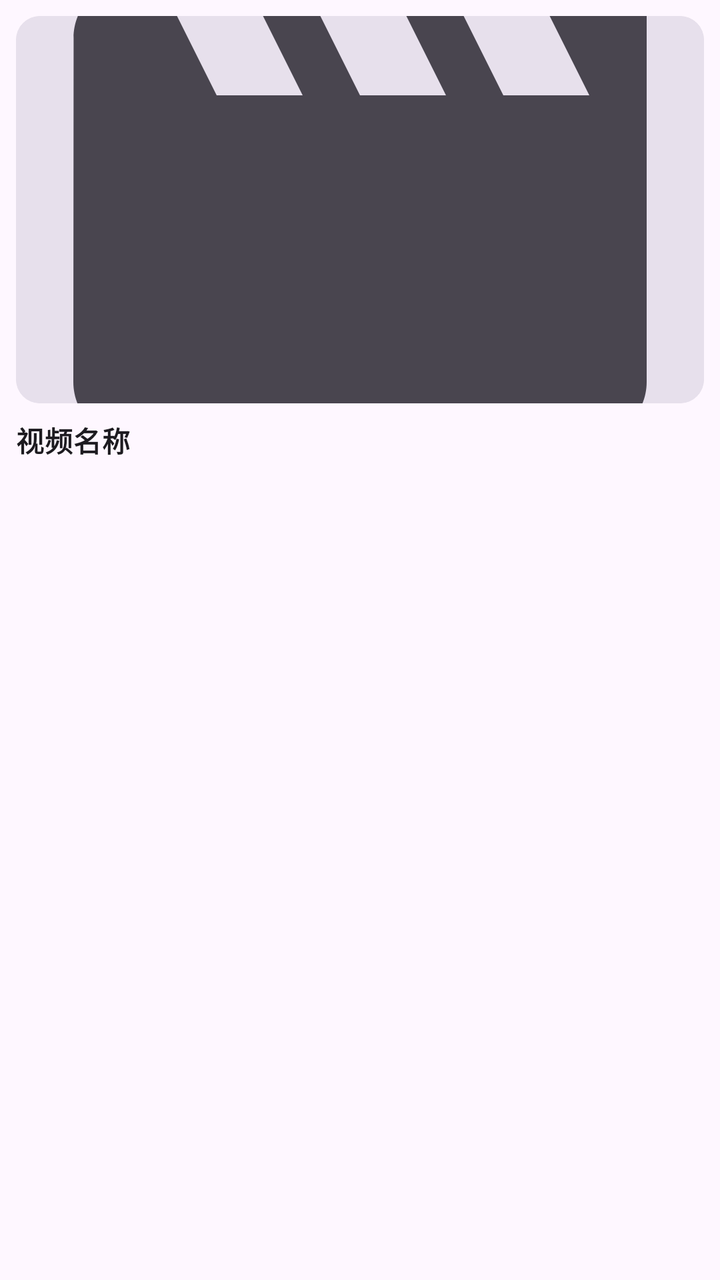
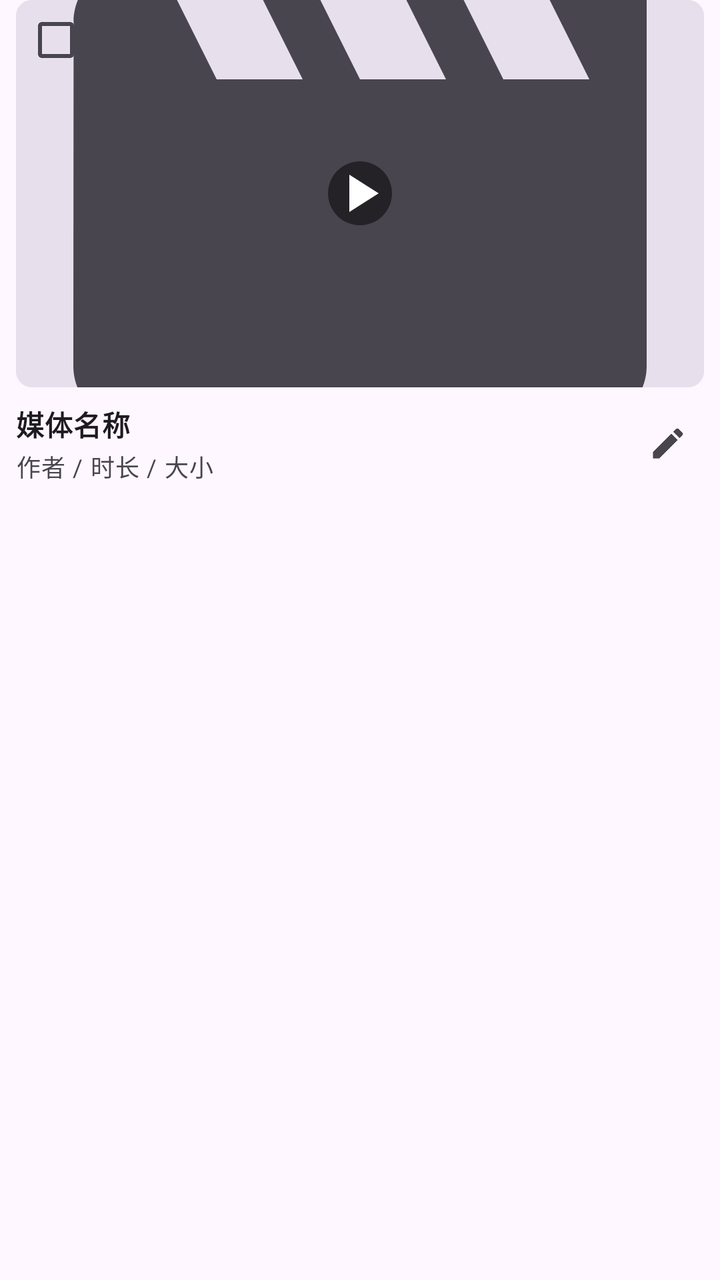

Two renders of the same Android screen: before a commit and after it. Below are the layout's source before the change and the commit's diff.
<!-- AndroidManifest.xml: application theme Theme.MyMedia -->
<!-- res/layout/item_media_grid.xml -->
<?xml version="1.0" encoding="utf-8"?>
<LinearLayout xmlns:android="http://schemas.android.com/apk/res/android"
    xmlns:app="http://schemas.android.com/apk/res-auto"
    android:layout_width="match_parent"
    android:layout_height="wrap_content"
    android:orientation="vertical"
    android:padding="@dimen/dimens_8"
    android:background="?attr/selectableItemBackground">

    
    <com.google.android.material.card.MaterialCardView
        android:layout_width="match_parent"
        android:layout_height="wrap_content"
        style="@style/Widget.Material3.CardView.Filled"
        app:cardCornerRadius="@dimen/dimens_12"
        app:cardElevation="@dimen/dimens_0">

        <androidx.constraintlayout.widget.ConstraintLayout
            android:layout_width="match_parent"
            android:layout_height="wrap_content">

            <ImageView
                android:id="@+id/iv_video_thumbnail"
                android:layout_width="@dimen/dimens_0"
                android:layout_height="@dimen/dimens_0"
                android:scaleType="centerCrop"
                android:src="@drawable/ic_video"
                android:background="?attr/colorSurfaceVariant"
                app:layout_constraintDimensionRatio="16:9"
                app:layout_constraintTop_toTopOf="parent"
                app:layout_constraintBottom_toBottomOf="parent"
                app:layout_constraintStart_toStartOf="parent"
                app:layout_constraintEnd_toEndOf="parent" />

        </androidx.constraintlayout.widget.ConstraintLayout>
    </com.google.android.material.card.MaterialCardView>

    
    <TextView
        android:id="@+id/tv_video_title"
        android:layout_width="match_parent"
        android:layout_height="wrap_content"
        android:text="视频名称"
        android:textAppearance="?attr/textAppearanceBodyMedium"
        android:textStyle="bold"
        android:layout_marginTop="@dimen/dimens_8"
        android:ellipsize="end"
        android:maxLines="2" />
</LinearLayout>
<!-- resources referenced by this layout -->
<resources>
  <dimen name="dimens_0">0dp</dimen>
  <dimen name="dimens_12">12dp</dimen>
  <dimen name="dimens_8">8dp</dimen>
  <!-- drawable ic_video (drawable) -->
  <vector xmlns:android="http://schemas.android.com/apk/res/android"
      android:width="24dp"
      android:height="24dp"
      android:viewportWidth="24"
      android:viewportHeight="24"
      android:tint="?attr/colorControlNormal">
    <path
        android:fillColor="@android:color/white"
        android:pathData="M18,4l2,4h-3l-2,-4h-2l2,4h-3l-2,-4H8l2,4H7L5,4H4c-1.1,0 -1.99,0.9 -1.99,2L2,18c0,1.1 0.9,2 2,2h16c1.1,0 2,-0.9 2,-2V4h-4z"/>
  </vector>
  <style name="Theme.MyMedia" parent="Theme.Material3.DayNight.NoActionBar">
          
      </style>
</resources>

<!-- the commit's change to res/layout/item_media_grid.xml (unified diff, before → after) -->
@@ -1,10 +1,11 @@
 <?xml version="1.0" encoding="utf-8"?>
 <LinearLayout xmlns:android="http://schemas.android.com/apk/res/android"
     xmlns:app="http://schemas.android.com/apk/res-auto"
+    xmlns:tools="http://schemas.android.com/tools"
     android:layout_width="match_parent"
     android:layout_height="wrap_content"
     android:orientation="vertical"
-    android:padding="@dimen/dimens_8"
+    android:paddingHorizontal="@dimen/dimens_8"
     android:background="?attr/selectableItemBackground">
 
     
@@ -12,15 +13,17 @@
         android:layout_width="match_parent"
         android:layout_height="wrap_content"
         style="@style/Widget.Material3.CardView.Filled"
-        app:cardCornerRadius="@dimen/dimens_12"
+        app:cardCornerRadius="@dimen/dimens_8"
         app:cardElevation="@dimen/dimens_0">
 
         <androidx.constraintlayout.widget.ConstraintLayout
             android:layout_width="match_parent"
             android:layout_height="wrap_content">
 
+            
+            
             <ImageView
-                android:id="@+id/iv_video_thumbnail"
+                android:id="@+id/iv_media_icon"
                 android:layout_width="@dimen/dimens_0"
                 android:layout_height="@dimen/dimens_0"
                 android:scaleType="centerCrop"
@@ -32,18 +35,102 @@
                 app:layout_constraintStart_toStartOf="parent"
                 app:layout_constraintEnd_toEndOf="parent" />
 
+            
+            <com.google.android.material.imageview.ShapeableImageView
+                android:id="@+id/iv_play_icon"
+                android:layout_width="@dimen/dimens_48"
+                android:layout_height="@dimen/dimens_48"
+                android:src="@drawable/ic_play"
+                android:padding="@dimen/dimens_8"
+                android:background="#80000000"
+                app:tint="@android:color/white"
+                app:shapeAppearanceOverlay="@style/ShapeAppearance.Material3.Corner.Full"
+                app:layout_constraintTop_toTopOf="parent"
+                app:layout_constraintBottom_toBottomOf="parent"
+                app:layout_constraintStart_toStartOf="parent"
+                app:layout_constraintEnd_toEndOf="parent" />
+
+            
+            <FrameLayout
+                android:id="@+id/fl_video_container"
+                android:layout_width="@dimen/dimens_0"
+                android:layout_height="@dimen/dimens_0"
+                app:layout_constraintTop_toTopOf="@id/iv_media_icon"
+                app:layout_constraintBottom_toBottomOf="@id/iv_media_icon"
+                app:layout_constraintStart_toStartOf="@id/iv_media_icon"
+                app:layout_constraintEnd_toEndOf="@id/iv_media_icon" />
+
+            
+            <com.google.android.material.checkbox.MaterialCheckBox
+                android:id="@+id/cb_select"
+                android:layout_width="wrap_content"
+                android:layout_height="wrap_content"
+                android:minWidth="@dimen/dimens_0"
+                android:minHeight="@dimen/dimens_0"
+                android:layout_marginStart="@dimen/dimens_4"
+                android:layout_marginTop="@dimen/dimens_4"
+                app:layout_constraintStart_toStartOf="parent"
+                app:layout_constraintTop_toTopOf="parent" />
+
         </androidx.constraintlayout.widget.ConstraintLayout>
     </com.google.android.material.card.MaterialCardView>
 
     
-    <TextView
-        android:id="@+id/tv_video_title"
+    <LinearLayout
         android:layout_width="match_parent"
         android:layout_height="wrap_content"
-        android:text="视频名称"
-        android:textAppearance="?attr/textAppearanceBodyMedium"
-        android:textStyle="bold"
-        android:layout_marginTop="@dimen/dimens_8"
-        android:ellipsize="end"
-        android:maxLines="2" />
+        android:orientation="horizontal"
+        android:gravity="center_vertical"
+        android:layout_marginTop="@dimen/dimens_8">
+
+        
+        <LinearLayout
+            android:id="@+id/ll_media_content"
+            android:layout_width="@dimen/dimens_0"
+            android:layout_height="wrap_content"
+            android:layout_weight="1"
+            android:orientation="vertical">
+
+            <TextView
+                android:id="@+id/tv_media_title"
+                android:layout_width="match_parent"
+                android:layout_height="wrap_content"
+                android:text="媒体名称"
+                android:textAppearance="?attr/textAppearanceBodyMedium"
+                android:textStyle="bold"
+                android:ellipsize="end"
+                android:maxLines="1" />
+
+            <TextView
+                android:id="@+id/tv_media_subtitle"
+                android:layout_width="match_parent"
+                android:layout_height="wrap_content"
+                android:text="作者 / 时长 / 大小"
+                android:textAppearance="?attr/textAppearanceBodySmall"
+                android:textColor="?android:attr/textColorSecondary"
+                android:layout_marginTop="@dimen/dimens_2"
+                android:ellipsize="end"
+                android:singleLine="true" />
+        </LinearLayout>
+
+        
+        <ImageView
+            android:id="@+id/btn_edit"
+            android:layout_width="@dimen/dimens_36"
+            android:layout_height="@dimen/dimens_36"
+            android:padding="@dimen/dimens_8"
+            android:src="@drawable/ic_edit"
+            android:background="?attr/selectableItemBackgroundBorderless"
+            android:contentDescription="编辑"
+            app:tint="?attr/colorOnSurfaceVariant"
+            android:layout_marginStart="@dimen/dimens_4" />
+
+        
+        <ImageView
+            android:id="@+id/btn_more"
+            android:layout_width="@dimen/dimens_0"
+            android:layout_height="@dimen/dimens_0"
+            android:visibility="gone" />
+
+    </LinearLayout>
 </LinearLayout>
<!-- resource entries referenced after the edit -->
@@ -1,8 +1,33 @@
 <!-- resources referenced by this layout -->
 <resources>
   <dimen name="dimens_0">0dp</dimen>
-  <dimen name="dimens_12">12dp</dimen>
+  <dimen name="dimens_2">2dp</dimen>
+  <dimen name="dimens_36">36dp</dimen>
+  <dimen name="dimens_4">4dp</dimen>
+  <dimen name="dimens_48">48dp</dimen>
   <dimen name="dimens_8">8dp</dimen>
+  <!-- drawable ic_edit (drawable) -->
+  <vector xmlns:android="http://schemas.android.com/apk/res/android"
+      android:width="24dp"
+      android:height="24dp"
+      android:viewportWidth="24"
+      android:viewportHeight="24"
+      android:tint="?attr/colorControlNormal">
+    <path
+        android:fillColor="@android:color/white"
+        android:pathData="M3,17.25V21h3.75L17.81,9.94l-3.75,-3.75L3,17.25zM20.71,7.04c0.39,-0.39 0.39,-1.02 0,-1.41l-2.34,-2.34c-0.39,-0.39 -1.02,-0.39 -1.41,0l-1.83,1.83 3.75,3.75 1.83,-1.83z"/>
+  </vector>
+  <!-- drawable ic_play (drawable) -->
+  <vector xmlns:android="http://schemas.android.com/apk/res/android"
+      android:width="24dp"
+      android:height="24dp"
+      android:viewportWidth="24"
+      android:viewportHeight="24"
+      android:tint="?attr/colorControlNormal">
+    <path
+        android:fillColor="@android:color/white"
+        android:pathData="M8,5v14l11,-7z"/>
+  </vector>
   <!-- drawable ic_video (drawable) -->
   <vector xmlns:android="http://schemas.android.com/apk/res/android"
       android:width="24dp"
